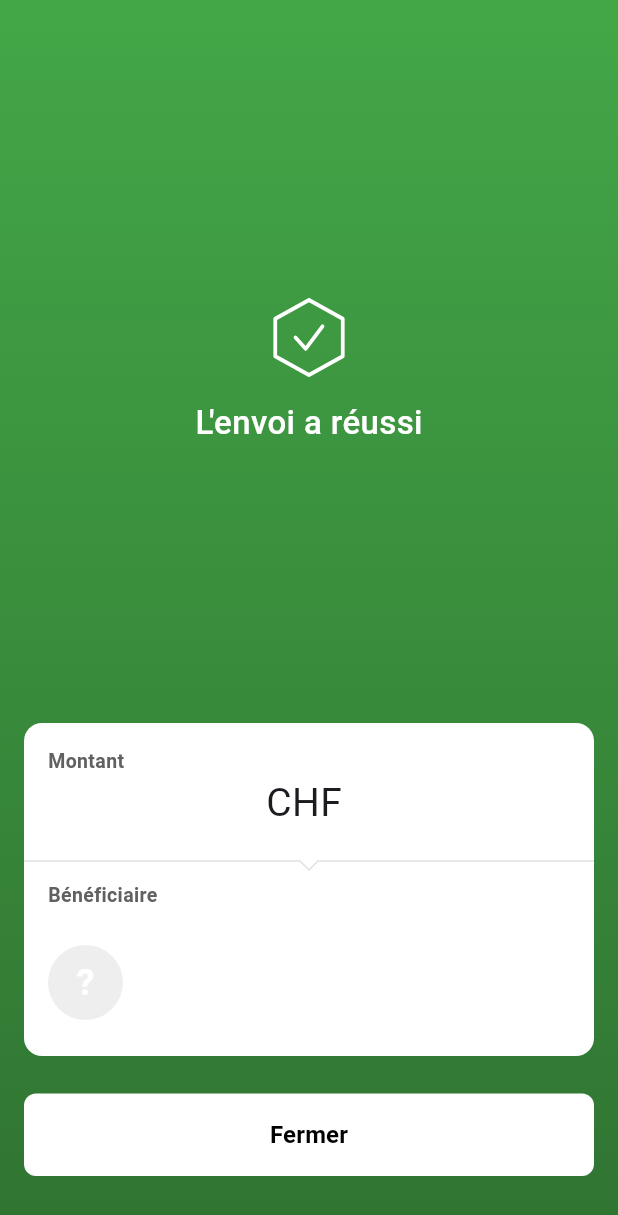
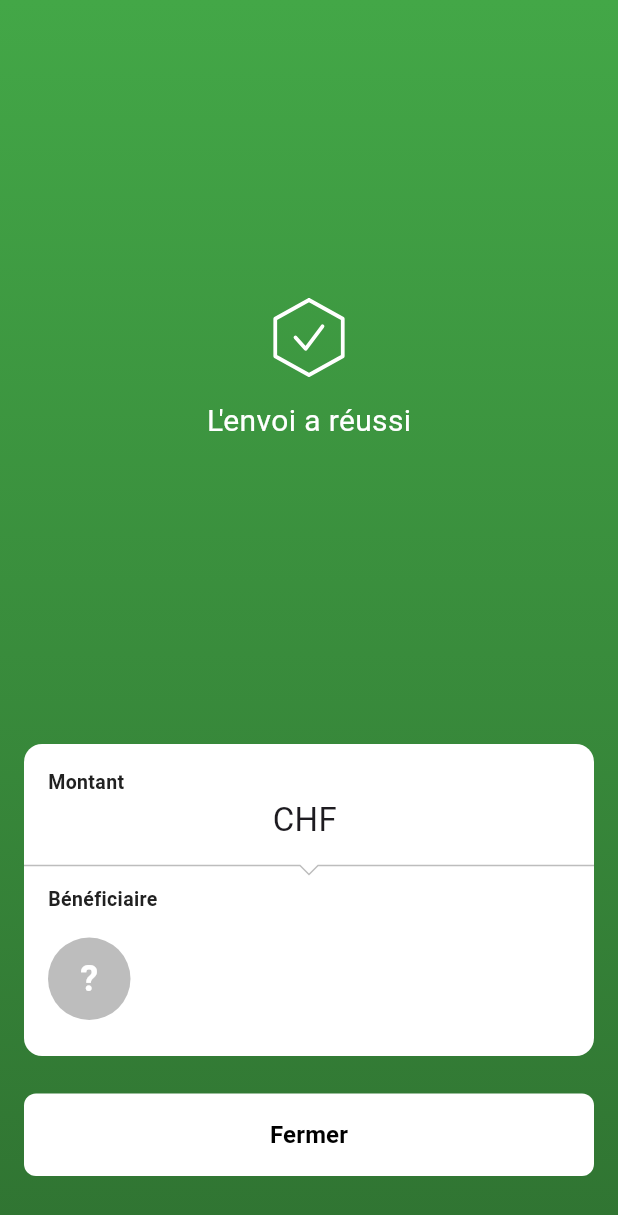
Before and after one commit to jew0/tw, a Flutter app: the PageSuccesEnvoyer screen opened directly with empty values, on a phone screen of 412 x 824 dp. Shown: the top 1215 px of the screen. Run offline on Flutter 3.47's test engine with Material 3 defaults, Android fonts, the phone set to English and light mode, and no system bars.

Commit message:
Refine UI styles and layout in main.dart
Adjusted UI elements for improved layout and styling.

```diff
--- a/lib/main.dart
+++ b/lib/main.dart
@@ -431,7 +431,7 @@ class _PageEnvoyerArgentState extends State<PageEnvoyerArgent> with SingleTicker
           padding: EdgeInsets.only(bottom: MediaQuery.of(context).viewInsets.bottom),
           child: Container(
             constraints: BoxConstraints(
-              maxHeight: MediaQuery.of(context).size.height * 0.98,
+              maxHeight: MediaQuery.of(context).size.height * 0.94,
             ),
             decoration: const BoxDecoration(
               color: Color(0xFFF3F3F3),
@@ -793,8 +793,8 @@ class _PageSuccesEnvoyerState extends State<PageSuccesEnvoyer> with SingleTicker
                 "L'envoi a réussi",
                 style: TextStyle(
                   color: Colors.white,
-                  fontSize: 22,
-                  fontWeight: FontWeight.w500,
+                  fontSize: 20,
+                  fontWeight: FontWeight.w400,
                 ),
               ),
 
@@ -816,17 +816,17 @@ class _PageSuccesEnvoyerState extends State<PageSuccesEnvoyer> with SingleTicker
                         padding: const EdgeInsets.only(left: 16, top: 16, right: 16),
                         child: Text(
                           "Montant",
-                          style: TextStyle(color: Colors.grey.shade700, fontWeight: FontWeight.bold, fontSize: 13),
+                          style: TextStyle(color: Colors.grey.shade900, fontWeight: FontWeight.bold, fontSize: 13),
                         ),
                       ),
                       const SizedBox(height: 0),
                       Center(
                         child: Text(
                           "CHF ${widget.montant}",
-                          style: const TextStyle(fontSize: 26, fontWeight: FontWeight.w400),
+                          style: const TextStyle(fontSize: 22, fontWeight: FontWeight.w400),
                         ),
                       ),
-                      const SizedBox(height: 15),
+                      const SizedBox(height: 10),
 
                       // Ligne de séparation avec encoche
                       SizedBox(
@@ -841,18 +841,18 @@ class _PageSuccesEnvoyerState extends State<PageSuccesEnvoyer> with SingleTicker
                         padding: const EdgeInsets.only(left: 16, top: 8, right: 16,),
                         child: Text(
                           "Bénéficiaire",
-                          style: TextStyle(color: Colors.grey.shade700, fontWeight: FontWeight.bold, fontSize: 13),
+                          style: TextStyle(color: Colors.grey.shade900, fontWeight: FontWeight.bold, fontSize: 13),
                         ),
                       ),
                       Padding(
-                        padding: const EdgeInsets.all(16.0),
+                        padding: const EdgeInsets.fromLTRB(16, 16, 16, 24),
                         child: Row(
                           children: [
                             Container(
-                              width: 50,
-                              height: 50,
+                              width: 55,
+                              height: 55,
                               decoration: BoxDecoration(
-                                color: Colors.grey.shade200,
+                                color: Colors.grey.shade400,
                                 shape: BoxShape.circle,
                               ),
                               child: Center(
@@ -865,17 +865,30 @@ class _PageSuccesEnvoyerState extends State<PageSuccesEnvoyer> with SingleTicker
                             const SizedBox(width: 16),
                             Column(
                               crossAxisAlignment: CrossAxisAlignment.start,
+                              mainAxisAlignment: MainAxisAlignment.center,
                               children: [
-                                Text(
-                                  widget.nom,
-                                  style: const TextStyle(fontWeight: FontWeight.bold, fontSize: 16),
+                                Transform.translate(
+                                  offset: const Offset(0, -2),
+                                  child: Column(
+                                    crossAxisAlignment: CrossAxisAlignment.start,
+                                    children: [
+                                      Text(
+                                        widget.nom,
+                                        style: const TextStyle(
+                                          fontWeight: FontWeight.bold,
+                                          fontSize: 16,
+                                        ),
+                                      ),
+                                      Text(
+                                        widget.numero,
+                                        style: TextStyle(
+                                          color: Colors.grey.shade600,
+                                          fontSize: 14,
+                                        ),
+                                      ),
+                                    ],
+                                  ),
                                 ),
-                                const SizedBox(height: 2),
-                                Text(
-                                  widget.numero,
-                                  style: TextStyle(color: Colors.grey.shade500, fontSize: 14),
-                                ),
-                                const SizedBox(height: 20),
                               ],
                             ),
                           ],
@@ -1057,7 +1070,7 @@ class TicketSeparatorPainter extends CustomPainter {
   @override
   void paint(Canvas canvas, Size size) {
     final paint = Paint()
-      ..color = Colors.grey.shade300
+      ..color = Colors.grey.shade400
       ..strokeWidth = 1.0
       ..style = PaintingStyle.stroke;
 
```
